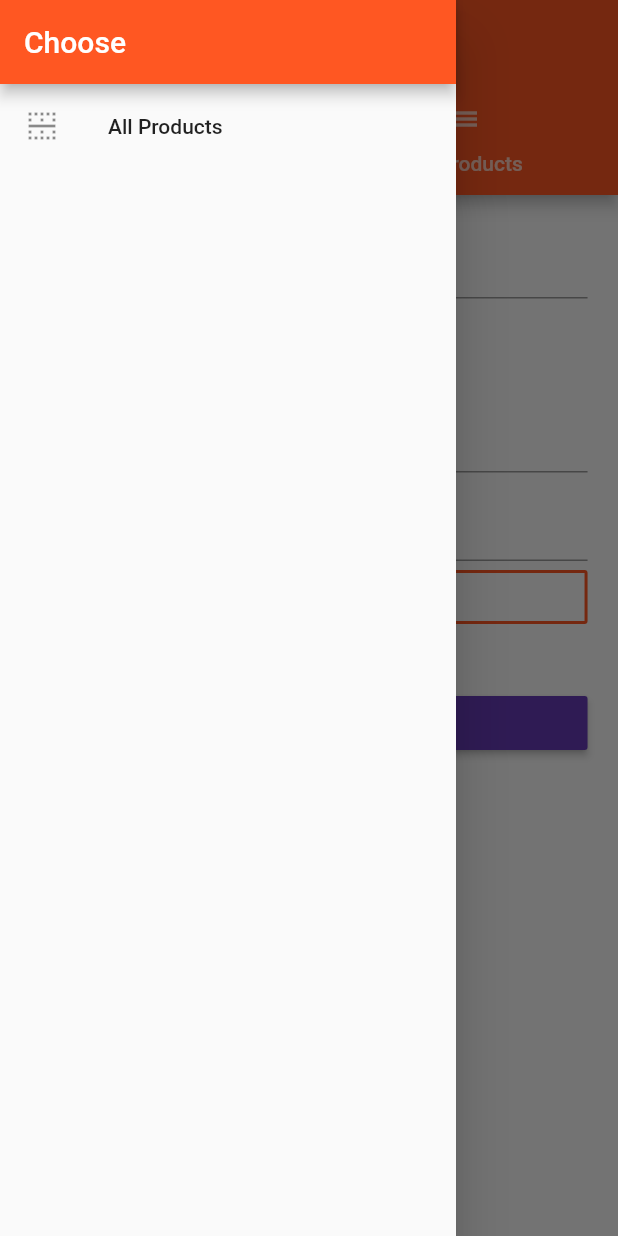
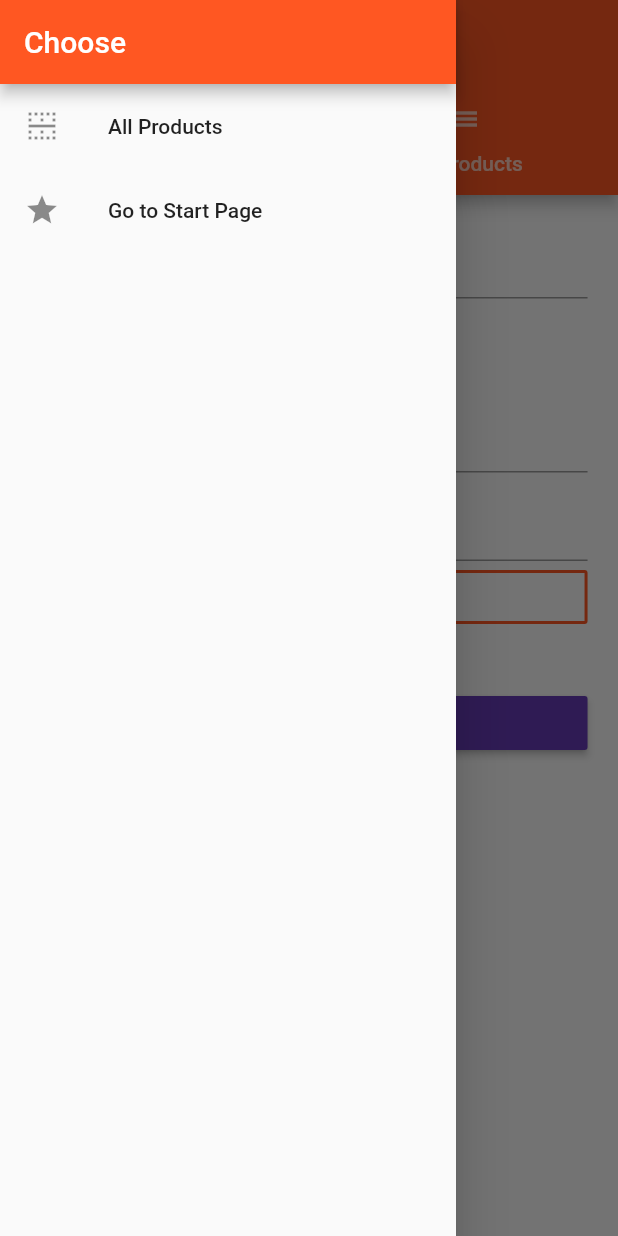
Before and after one commit to taioo/Take-a-question, a Flutter app: the ProductsAdminPage screen opened by its route, with the side drawer open, on a phone screen of 412 x 824 dp. Run offline on Flutter 3.47's test engine with Material 2 defaults, Android fonts, the phone set to English and light mode, and no system bars; our stand-ins replace image_picker.

```diff
--- a/lib/main.dart
+++ b/lib/main.dart
@@ -3,7 +3,7 @@ import 'package:flutter/material.dart';
 
 import './pages/start.dart';
 import './pages/products_admin.dart';
-import './pages/products.dart';
+import './pages/question.dart';
 import './pages/product.dart';
 
 void main() {
@@ -54,7 +54,7 @@ class _MyAppState extends State<MyApp> {
       // home: AuthPage(),
       routes: {
         '/': (BuildContext context) => Start(),
-        '/products': (BuildContext context) => ProductsPage(_products),
+        '/products': (BuildContext context) => QuestionPage(_products),
         '/admin': (BuildContext context) =>
             ProductsAdminPage(_addProduct, _updateProduct, _deleteProduct, _products),
       },
@@ -77,7 +77,7 @@ class _MyAppState extends State<MyApp> {
       },
       onUnknownRoute: (RouteSettings settings) {
         return MaterialPageRoute(
-            builder: (BuildContext context) => ProductsPage(_products));
+            builder: (BuildContext context) => QuestionPage(_products));
       },
     );
   }
--- a/lib/pages/products_admin.dart
+++ b/lib/pages/products_admin.dart
@@ -24,6 +24,13 @@ class ProductsAdminPage extends StatelessWidget {
             title: Text('All Products'),
             onTap: () {
               Navigator.pushReplacementNamed(context, '/products');
+            },
+          ),
+          ListTile(
+            leading: Icon(Icons.star),
+            title: Text('Go to Start Page'),
+            onTap: () {
+              Navigator.pushReplacementNamed(context, '/');
             },
           )
         ],
--- a/lib/pages/start.dart
+++ b/lib/pages/start.dart
@@ -49,7 +49,7 @@ class _StartState extends State<Start> {
     final double targetWidth = deviceWidth > 550.0 ? 500.0 : deviceWidth * 0.95;
     return Scaffold(
       appBar: AppBar(
-        title: Text('Login'),
+        title: Text('Start'),
       ),
       body: Container(
         decoration: BoxDecoration(
```
Also changed, not shown: lib/pages/question.dart (renamed from lib/pages/products.dart, +10 -4 lines).
